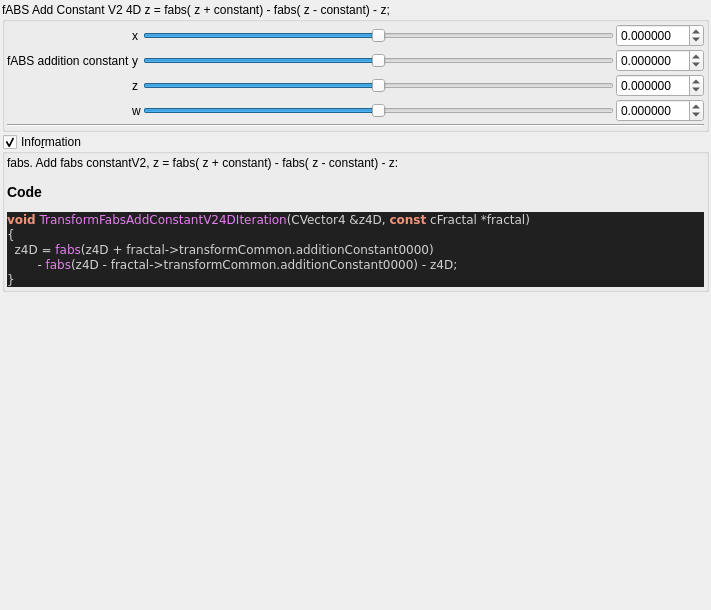
This is mandelbulber2/qt_data/fractal_transf_fabs_add_constantV2_4D.ui in buddhi1980/mandelbulber2 as Qt 5 draws it before an edit. The edited form follows.
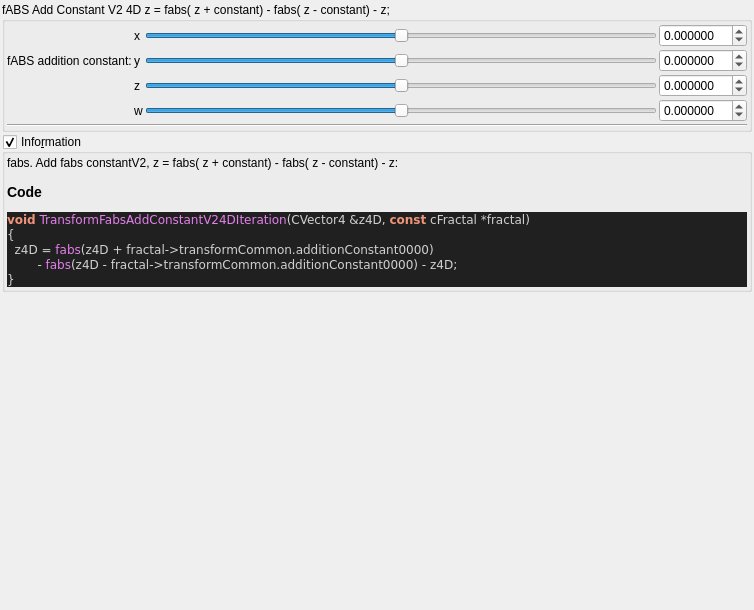
This is the edited form. Custom widgets are drawn as their Qt base class.

```diff
--- a/mandelbulber2/qt_data/fractal_transf_fabs_add_constantV2_4D.ui
+++ b/mandelbulber2/qt_data/fractal_transf_fabs_add_constantV2_4D.ui
@@ -6,7 +6,7 @@
    <rect>
     <x>0</x>
     <y>0</y>
-    <width>711</width>
+    <width>754</width>
     <height>610</height>
    </rect>
   </property>
@@ -118,7 +118,7 @@
         <item row="1" column="0">
          <widget class="QLabel" name="label_23">
           <property name="text">
-           <string>fABS addition constant</string>
+           <string>fABS addition constant:</string>
           </property>
          </widget>
         </item>
```
Left out of the diff: 11 changed lines with no effect on the pictures.
